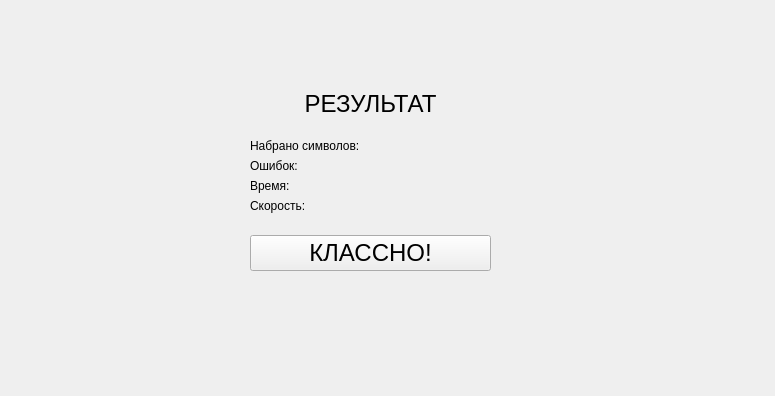
Old version of the form result.ui in the repository philipscode/typingTrainer.
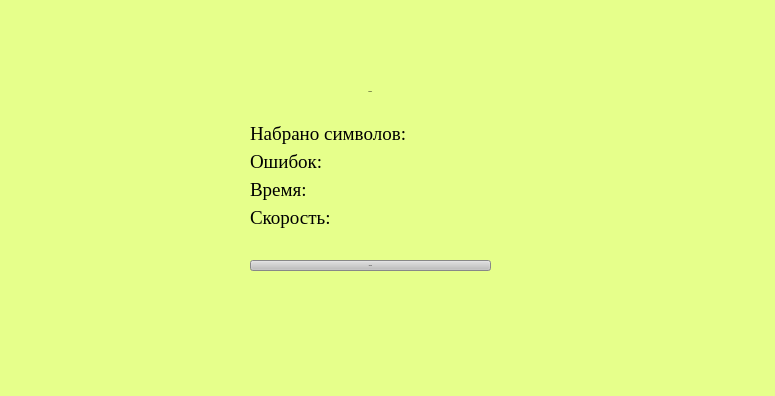
New version of the form.

The edit to the form file:
```diff
--- a/result.ui
+++ b/result.ui
@@ -13,6 +13,12 @@
   <property name="windowTitle">
    <string>Dialog</string>
   </property>
+  <property name="styleSheet">
+   <string notr="true">QDialog {
+background-color: rgb(230, 255, 139);
+}
+</string>
+  </property>
   <property name="locale">
    <locale language="Russian" country="Russia"/>
   </property>
@@ -30,12 +36,21 @@
      <widget class="QLabel" name="label_4">
       <property name="font">
        <font>
-        <family>Arial</family>
-        <pointsize>18</pointsize>
+        <family>Indie Flower</family>
+        <pointsize>-1</pointsize>
+        <weight>75</weight>
+        <italic>false</italic>
+        <bold>true</bold>
        </font>
       </property>
+      <property name="styleSheet">
+       <string notr="true">QLabel {
+font:  bold 30px &quot;Indie Flower&quot;;
+color: black
+}</string>
+      </property>
       <property name="text">
-       <string>РЕЗУЛЬТАТ</string>
+       <string>RESULT</string>
       </property>
       <property name="alignment">
        <set>Qt::AlignCenter</set>
@@ -61,6 +76,17 @@
        <layout class="QVBoxLayout" name="verticalLayout">
         <item>
          <widget class="QLabel" name="label1">
+          <property name="font">
+           <font>
+            <family>Georgia</family>
+            <pointsize>14</pointsize>
+           </font>
+          </property>
+          <property name="styleSheet">
+           <string notr="true">QLabel {
+color: black
+}</string>
+          </property>
           <property name="text">
            <string>Набрано символов: </string>
           </property>
@@ -68,6 +94,17 @@
         </item>
         <item>
          <widget class="QLabel" name="label2">
+          <property name="font">
+           <font>
+            <family>Georgia</family>
+            <pointsize>14</pointsize>
+           </font>
+          </property>
+          <property name="styleSheet">
+           <string notr="true">QLabel {
+color: black
+}</string>
+          </property>
           <property name="text">
            <string>Ошибок:</string>
           </property>
@@ -75,6 +112,17 @@
         </item>
         <item>
          <widget class="QLabel" name="label3">
+          <property name="font">
+           <font>
+            <family>Georgia</family>
+            <pointsize>14</pointsize>
+           </font>
+          </property>
+          <property name="styleSheet">
+           <string notr="true">QLabel {
+color: black
+}</string>
+          </property>
           <property name="text">
            <string>Время:</string>
           </property>
@@ -82,6 +130,17 @@
         </item>
         <item>
          <widget class="QLabel" name="label4">
+          <property name="font">
+           <font>
+            <family>Georgia</family>
+            <pointsize>14</pointsize>
+           </font>
+          </property>
+          <property name="styleSheet">
+           <string notr="true">QLabel {
+color: black
+}</string>
+          </property>
           <property name="text">
            <string>Скорость:</string>
           </property>
@@ -109,6 +168,17 @@
        <layout class="QVBoxLayout" name="verticalLayout_2">
         <item>
          <widget class="QLabel" name="symbolsLabel">
+          <property name="font">
+           <font>
+            <family>Georgia</family>
+            <pointsize>14</pointsize>
+           </font>
+          </property>
+          <property name="styleSheet">
+           <string notr="true">QLabel {
+color: black
+}</string>
+          </property>
           <property name="text">
            <string/>
           </property>
@@ -116,6 +186,17 @@
         </item>
         <item>
          <widget class="QLabel" name="errsLabel">
+          <property name="font">
+           <font>
+            <family>Georgia</family>
+            <pointsize>14</pointsize>
+           </font>
+          </property>
+          <property name="styleSheet">
+           <string notr="true">QLabel {
+color: black
+}</string>
+          </property>
           <property name="text">
            <string/>
           </property>
@@ -123,6 +204,17 @@
         </item>
         <item>
          <widget class="QLabel" name="timeLabel">
+          <property name="font">
+           <font>
+            <family>Georgia</family>
+            <pointsize>14</pointsize>
+           </font>
+          </property>
+          <property name="styleSheet">
+           <string notr="true">QLabel {
+color: black
+}</string>
+          </property>
           <property name="text">
            <string/>
           </property>
@@ -130,6 +222,17 @@
         </item>
         <item>
          <widget class="QLabel" name="speedLabel">
+          <property name="font">
+           <font>
+            <family>Georgia</family>
+            <pointsize>14</pointsize>
+           </font>
+          </property>
+          <property name="styleSheet">
+           <string notr="true">QLabel {
+color: black
+}</string>
+          </property>
           <property name="text">
            <string/>
           </property>
@@ -156,12 +259,22 @@
      <widget class="QPushButton" name="backButton">
       <property name="font">
        <font>
-        <family>Arial</family>
-        <pointsize>18</pointsize>
+        <family>Indie Flower</family>
+        <pointsize>-1</pointsize>
+        <weight>50</weight>
+        <italic>false</italic>
+        <bold>false</bold>
        </font>
       </property>
+      <property name="styleSheet">
+       <string notr="true">QPushButton {
+background-color: rgb(191, 191, 191);
+font:  18px &quot;Indie Flower&quot;;
+color: black
+}</string>
+      </property>
       <property name="text">
-       <string>КЛАССНО!</string>
+       <string>GREAT!</string>
       </property>
       <property name="autoDefault">
        <bool>false</bool>
```
